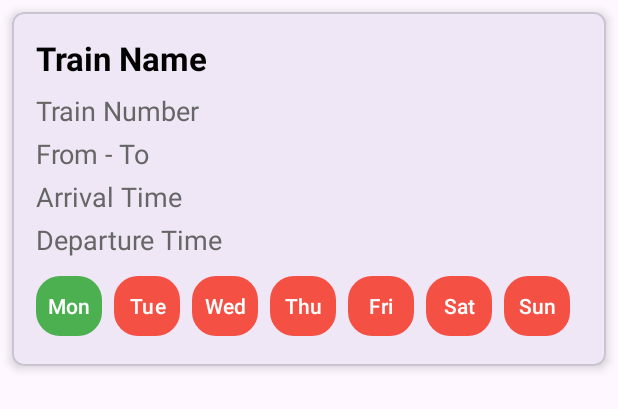
After one commit to atultvarghese/Training-Apps, an Android app: the layout train_layout.xml on its own in the app's theme, with its tools: preview values and no code run, on a phone screen of 412 x 824 dp. The commit adds this screen. Shown: the top 409 px of the screen. Run offline under Robolectric (Android 15) with nearby library versions, the phone set to English and light mode, and no system bars.

Commit message:
Gets data from API and show it in the recycle view

```diff
--- a/app/build.gradle.kts
+++ b/app/build.gradle.kts
@@ -51,4 +51,5 @@ dependencies {
     androidTestImplementation(libs.androidx.junit)
     androidTestImplementation(libs.androidx.espresso.core)
     implementation("com.squareup.okhttp3:okhttp:4.12.0")
+    implementation("com.google.code.gson:gson:2.8.8")
 }
--- a/app/src/main/java/com/example/trainevide/TrainsActivity.kt
+++ b/app/src/main/java/com/example/trainevide/TrainsActivity.kt
@@ -3,15 +3,25 @@ package com.example.trainevide
 import APIClient
 import android.os.Bundle
 import android.util.Log
+import android.view.View
 import android.widget.Toast
 import androidx.activity.enableEdgeToEdge
 import androidx.appcompat.app.AppCompatActivity
 import androidx.core.view.ViewCompat
 import androidx.core.view.WindowInsetsCompat
+import androidx.recyclerview.widget.LinearLayoutManager
+import androidx.recyclerview.widget.RecyclerView
+import androidx.recyclerview.widget.StaggeredGridLayoutManager
+import com.example.trainevide.adapters.TrainsAdapter
+import com.example.trainevide.datas.TrainData
+import com.example.trainevide.datas.TrainResponse
 import okhttp3.Call
 import okhttp3.Callback
 import okhttp3.Response
 import okio.IOException
+import com.google.gson.Gson
+import com.google.gson.reflect.TypeToken
+import java.lang.reflect.Type
 
 class TrainsActivity : AppCompatActivity() {
     override fun onCreate(savedInstanceState: Bundle?) {
@@ -35,6 +45,30 @@ class TrainsActivity : AppCompatActivity() {
             finish()
         }
 
+        var recycleView = findViewById<RecyclerView>(R.id.recycleViewTrain)
+
+        recycleView.layoutManager = StaggeredGridLayoutManager(1, LinearLayoutManager.VERTICAL)
+        var myApiData = ArrayList<TrainResponse>()
+//        myApiData.add(
+//            TrainResponse(
+//                train_num = 12345,
+//                name = "Express Train",
+//                train_from = "City A",
+//                train_to = "City B",
+//                data = TrainData(
+//                    id = "ABC123",
+//                    days = mapOf("Monday" to "Available", "Tuesday" to "Available"),
+//                    to_id = "XYZ789",
+//                    classes = listOf("First Class", "Second Class"),
+//                    from_id = "DEF456",
+//                    arriveTime = "10:00 AM",
+//                    departTime = "8:00 AM"
+//                )
+//    )
+//        )
+        var recycleViewAdapter = TrainsAdapter(myApiData)
+        recycleView.adapter = recycleViewAdapter
+
         val apiClient = APIClient.create()
 
         apiClient.search(search, object : Callback {
@@ -44,7 +78,19 @@ class TrainsActivity : AppCompatActivity() {
 
             override fun onResponse(call: Call, response: Response) {
 //                println(response.body?.string())
-                Log.i("my_tagi", "${response.body?.string()}")
+                val responseJsonString = response.body?.string()
+                Log.i("my_tagi", "$responseJsonString")
+                val listType: Type = object : TypeToken<List<TrainResponse>>() {}.type
+                val gson = Gson()
+                val trainResponseList: List<TrainResponse> = gson.fromJson(responseJsonString, listType)
+                // Perform UI updates on the main thread
+                runOnUiThread {
+                    // Add data to your ArrayList
+                    myApiData.addAll(trainResponseList)
+                    // Notify RecyclerView adapter of data changes
+                    recycleViewAdapter.notifyDataSetChanged()
+                    Log.i("my_tagl", "$trainResponseList")
+                }
             }
         })
 
--- /dev/null
+++ b/app/src/main/java/com/example/trainevide/adapters/TrainsAdapter.kt
@@ -0,0 +1,38 @@
+package com.example.trainevide.adapters
+
+import android.annotation.SuppressLint
+import android.view.LayoutInflater
+import android.view.ViewGroup
+import androidx.recyclerview.widget.RecyclerView
+import com.example.trainevide.databinding.TrainLayoutBinding
+import com.example.trainevide.datas.TrainResponse
+
+class TrainsAdapter(var trains : ArrayList<TrainResponse>) : RecyclerView.Adapter<TrainsAdapter.TrainsViewHolder>(){
+    class TrainsViewHolder(var binding: TrainLayoutBinding) : RecyclerView.ViewHolder(binding.root) {
+
+        @SuppressLint("SetTextI18n")
+        fun trainBindData(train : TrainResponse){
+            binding.trainNameTextView.text = train.name
+            binding.trainNumberTextView.text = train.name
+            binding.fromToTextView.text = "${train.trainFrom}  to ${train.trainTo}"
+            binding.arriveTimeTextView.text = train.data.arriveTime
+            binding.departTimeTextView.text = train.data.departTime
+        }
+    }
+
+    override fun onCreateViewHolder(parent: ViewGroup, viewType: Int): TrainsViewHolder {
+
+//        var trainView = LayoutInflater.from(parent.context).inflate(R.layout.train_layout, parent, false)
+//        return TrainsAdapter.TrainsViewHolder(trainView)
+        var binding = TrainLayoutBinding.inflate(LayoutInflater.from(parent.context), parent, false)
+        return TrainsAdapter.TrainsViewHolder(binding)
+    }
+
+    override fun getItemCount(): Int {
+        return  trains.size
+    }
+
+    override fun onBindViewHolder(holder: TrainsViewHolder, position: Int) {
+        holder.trainBindData(trains[position])
+    }
+}
--- /dev/null
+++ b/app/src/main/java/com/example/trainevide/datas/Train.kt
@@ -0,0 +1,33 @@
+package com.example.trainevide.datas
+
+import com.google.gson.annotations.SerializedName
+
+
+//{"train_num":12235,
+//"name":"Dibrugarh - New Delhi Rajdhani Express",
+//"train_from":"DBRG",
+//"train_to":"NDLS",
+//"data":{"id":"7974",
+//"days":{"Fri":"0",
+//"Mon":"0",
+//"Sat":"0",
+//"Sun":"0",
+//"Thu":1,
+//"Tue":"0",
+//"Wed":"0"},
+//"to_id":"664",
+//"classes":["3A","2A","1A"],
+//"from_id":"7288",
+//"arriveTime":"13:55 +2 nights",
+//"departTime":"19:25"}}
+
+
+data class TrainData(
+    val id: String,
+    val days: Map<String, Int>, // Changed from Map<String, String> to Map<String, Int>
+    val to_id: String,
+    val classes: Any, // Changed type to Any
+    val from_id: String,
+    val arriveTime: String,
+    val departTime: String
+)
--- /dev/null
+++ b/app/src/main/java/com/example/trainevide/datas/TrainResponse.kt
@@ -0,0 +1,11 @@
+package com.example.trainevide.datas
+
+import com.google.gson.annotations.SerializedName
+
+data class TrainResponse(
+    @SerializedName("train_num") val trainNum: Int,
+    val name: String,
+    @SerializedName("train_from") val trainFrom: String,
+    @SerializedName("train_to") val trainTo: String,
+    val data: TrainData
+)
--- a/app/src/main/res/layout/switch_item.xml
+++ b/app/src/main/res/layout/switch_item.xml
@@ -1,4 +1,3 @@
-<!-- switch_item.xml -->
 <LinearLayout xmlns:android="http://schemas.android.com/apk/res/android"
     xmlns:tools="http://schemas.android.com/tools"
     android:layout_width="wrap_content"
--- /dev/null
+++ b/app/src/main/res/layout/train_layout.xml
@@ -0,0 +1,152 @@
+<?xml version="1.0" encoding="utf-8"?>
+<com.google.android.material.card.MaterialCardView
+    xmlns:android="http://schemas.android.com/apk/res/android"
+    xmlns:app="http://schemas.android.com/apk/res-auto"
+    android:layout_width="match_parent"
+    android:layout_height="wrap_content"
+    android:layout_margin="8dp"
+    app:cardCornerRadius="8dp"
+    app:cardElevation="4dp">
+
+    <LinearLayout
+        android:layout_width="match_parent"
+        android:layout_height="wrap_content"
+        android:orientation="vertical"
+        android:padding="16dp">
+
+        <com.google.android.material.textview.MaterialTextView
+            android:id="@+id/trainNameTextView"
+            android:layout_width="wrap_content"
+            android:layout_height="wrap_content"
+            android:textSize="22sp"
+            android:textStyle="bold"
+            android:text="Train Name"
+            android:textColor="@color/black"
+            android:layout_marginBottom="8dp"/>
+
+        <com.google.android.material.textview.MaterialTextView
+            android:id="@+id/trainNumberTextView"
+            android:layout_width="wrap_content"
+            android:layout_height="wrap_content"
+            android:textSize="18sp"
+            android:text="Train Number"
+            android:textColor="@color/dark_gray"
+            android:layout_marginBottom="4dp"/>
+
+        <com.google.android.material.textview.MaterialTextView
+            android:id="@+id/fromToTextView"
+            android:layout_width="wrap_content"
+            android:layout_height="wrap_content"
+            android:textSize="18sp"
+            android:text="From - To"
+            android:textColor="@color/dark_gray"
+            android:layout_marginBottom="4dp"/>
+
+        <com.google.android.material.textview.MaterialTextView
+            android:id="@+id/arriveTimeTextView"
+            android:layout_width="wrap_content"
+            android:layout_height="wrap_content"
+            android:textSize="18sp"
+            android:text="Arrival Time"
+            android:textColor="@color/dark_gray"
+            android:layout_marginBottom="4dp"/>
+
+        <com.google.android.material.textview.MaterialTextView
+            android:id="@+id/departTimeTextView"
+            android:layout_width="wrap_content"
+            android:layout_height="wrap_content"
+            android:textSize="18sp"
+            android:text="Departure Time"
+            android:textColor="@color/dark_gray"
+            android:layout_marginBottom="8dp"/>
+
+        <LinearLayout
+            android:id="@+id/daysLayout"
+            android:layout_width="match_parent"
+            android:layout_height="wrap_content"
+            android:orientation="horizontal">
+
+            <com.google.android.material.button.MaterialButton
+                android:id="@+id/monButton"
+                android:layout_width="0dp"
+                android:layout_height="wrap_content"
+                android:layout_weight="1"
+                android:text="Mon"
+                android:padding="0dp"
+                app:cornerRadius="16dp"
+                app:backgroundTint="@color/green"
+                android:textColor="@android:color/white"
+                android:layout_marginEnd="8dp"/>
+
+            <com.google.android.material.button.MaterialButton
+                android:id="@+id/tueButton"
+                android:layout_width="0dp"
+                android:layout_height="wrap_content"
+                android:layout_weight="1"
+                android:text="Tue"
+                android:padding="0dp"
+                app:cornerRadius="16dp"
+                app:backgroundTint="@color/light_red"
+                android:textColor="@android:color/white"
+                android:layout_marginEnd="8dp"/>
+
+            <com.google.android.material.button.MaterialButton
+                android:id="@+id/wedButton"
+                android:layout_width="0dp"
+                android:layout_height="wrap_content"
+                android:layout_weight="1"
+                android:text="Wed"
+                android:padding="0dp"
+                app:cornerRadius="16dp"
+                app:backgroundTint="@color/light_red"
+                android:textColor="@android:color/white"
+                android:layout_marginEnd="8dp"/>
+            <com.google.android.material.button.MaterialButton
+                android:id="@+id/thuButton"
+                android:layout_width="0dp"
+                android:layout_height="wrap_content"
+                android:layout_weight="1"
+                android:text="Thu"
+                android:padding="0dp"
+                app:cornerRadius="16dp"
+                app:backgroundTint="@color/light_red"
+                android:textColor="@android:color/white"
+                android:layout_marginEnd="8dp"/>
+            <com.google.android.material.button.MaterialButton
+                android:id="@+id/friButton"
+                android:layout_width="0dp"
+                android:layout_height="wrap_content"
+                android:layout_weight="1"
+                android:text="Fri"
+                android:padding="0dp"
+                app:cornerRadius="16dp"
+                app:backgroundTint="@color/light_red"
+                android:textColor="@android:color/white"
+                android:layout_marginEnd="8dp"/>
+            <com.google.android.material.button.MaterialButton
+                android:id="@+id/satButton"
+                android:layout_width="0dp"
+                android:layout_height="wrap_content"
+                android:layout_weight="1"
+                android:text="Sat"
+                android:padding="0dp"
+                app:cornerRadius="16dp"
+                app:backgroundTint="@color/light_red"
+                android:textColor="@android:color/white"
+                android:layout_marginEnd="8dp"/>
+            <com.google.android.material.button.MaterialButton
+                android:id="@+id/sunButton"
+                android:layout_width="0dp"
+                android:layout_height="wrap_content"
+                android:layout_weight="1"
+                android:text="Sun"
+                android:padding="0dp"
+                app:cornerRadius="16dp"
+                app:backgroundTint="@color/light_red"
+                android:textColor="@android:color/white"
+                android:layout_marginEnd="8dp"/>
+
+        </LinearLayout>
+
+    </LinearLayout>
+</com.google.android.material.card.MaterialCardView>
--- a/app/src/main/res/values/colors.xml
+++ b/app/src/main/res/values/colors.xml
@@ -7,4 +7,7 @@
     <color name="light_blue_A200">#FF40C4FF</color>
     <color name="light_blue_A400">#FF00B0FF</color>
     <color name="black_overlay">#66000000</color>
+    <color name="green">#4CAF50</color>
+    <color name="dark_gray">#666666</color>
+    <color name="light_red">#F45044</color>
 </resources>
```
